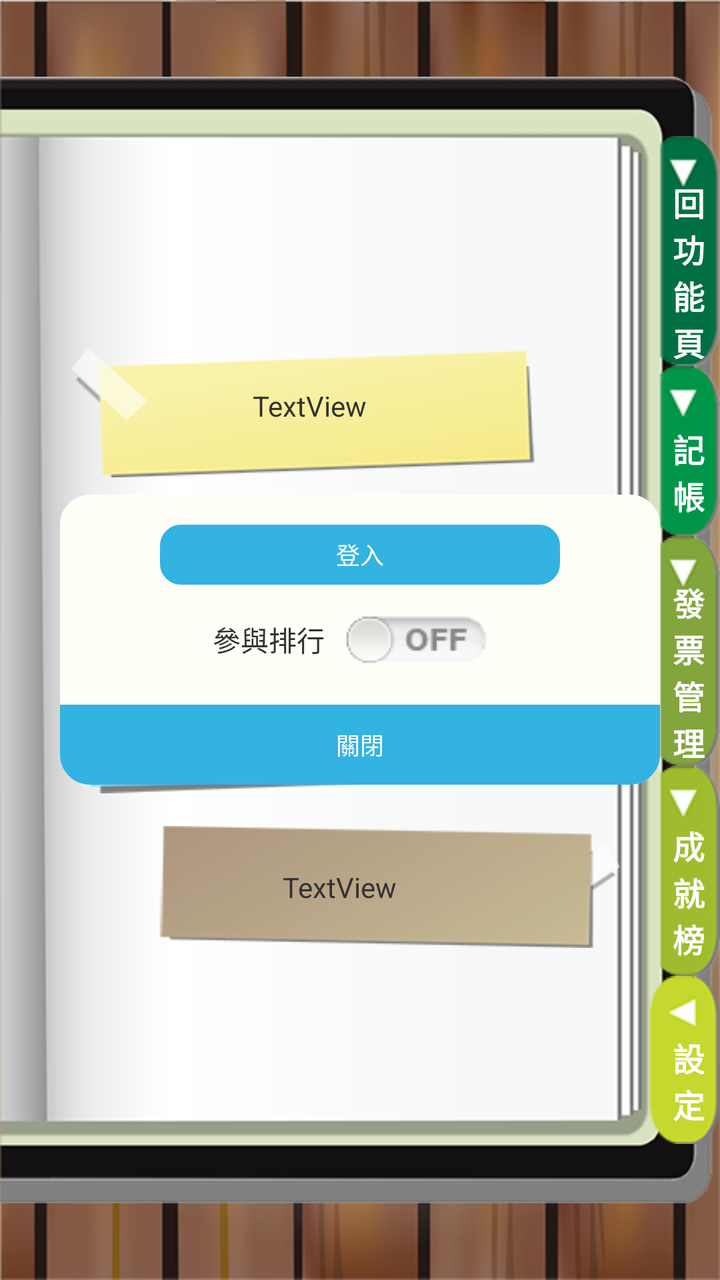
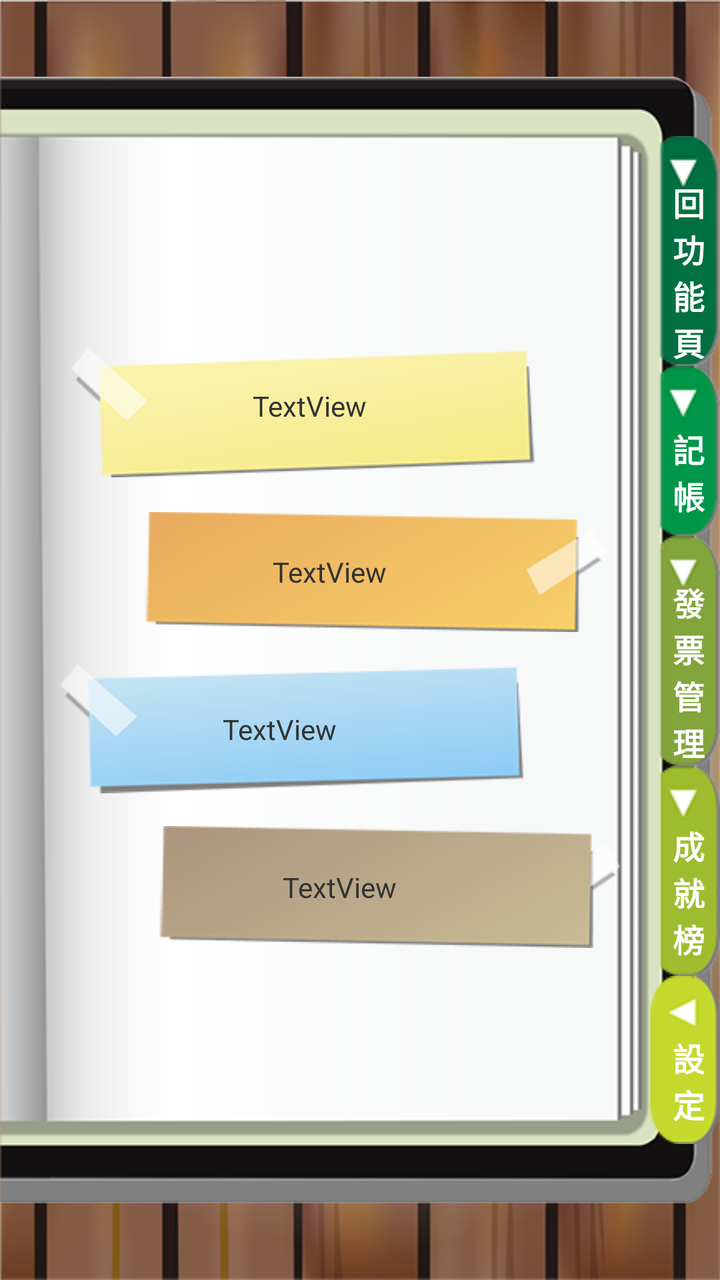

The first picture is an Android layout as it rendered before a commit; the second is the same layout after the commit. The layout source and the unified diff follow.
<!-- AndroidManifest.xml: application theme AppTheme -->
<!-- res/layout/activity_settings.xml -->
<RelativeLayout xmlns:android="http://schemas.android.com/apk/res/android"
    xmlns:tools="http://schemas.android.com/tools"
    android:layout_width="match_parent"
    android:layout_height="match_parent"
    android:background="@drawable/bg_wood"
    tools:context=".MainActivity" >

    <ImageView
        android:id="@+id/imageView1"
        android:layout_width="match_parent"
        android:layout_height="match_parent"
        android:layout_alignParentLeft="true"
        android:src="@drawable/bg_book" />

    <LinearLayout
        android:layout_width="match_parent"
        android:layout_height="wrap_content"
        android:layout_centerInParent="true"
        android:gravity="right"
        android:orientation="vertical" >

        <RelativeLayout
            android:layout_width="wrap_content"
            android:layout_height="wrap_content" >

            <ImageButton
                android:id="@+id/imageButton1"
                android:layout_width="wrap_content"
                android:layout_height="wrap_content"
                android:background="@color/transparent"
                android:src="@drawable/btn_backfunc" />

            <TextView
                android:id="@+id/textView1"
                android:layout_width="wrap_content"
                android:layout_height="wrap_content"
                android:layout_centerInParent="true"
                android:text="\n 回\n 功\n 能\n 頁"
                android:textColor="#ffffff"
                android:textSize="16sp"
                android:textStyle="bold"
                android:visibility="visible" />

        </RelativeLayout>

        <RelativeLayout
            android:layout_width="wrap_content"
            android:layout_height="wrap_content" >

            <ImageButton
                android:id="@+id/imageButton2"
                android:layout_width="wrap_content"
                android:layout_height="wrap_content"
                android:background="@color/transparent"
                android:src="@drawable/btn_account" />

            <TextView
                android:id="@+id/textView2"
                android:layout_width="wrap_content"
                android:layout_height="wrap_content"
                android:layout_centerInParent="true"
                android:text="\n 記\n 帳"
                android:textColor="#ffffff"
                android:textSize="16sp"
                android:textStyle="bold"
                android:visibility="visible" />

        </RelativeLayout>

        <RelativeLayout
            android:layout_width="wrap_content"
            android:layout_height="wrap_content" >

            <ImageButton
                android:id="@+id/imageButton3"
                android:layout_width="wrap_content"
                android:layout_height="wrap_content"
                android:background="@color/transparent"
                android:src="@drawable/btn_manager" />

            <TextView
                android:id="@+id/textView3"
                android:layout_width="wrap_content"
                android:layout_height="wrap_content"
                android:layout_centerInParent="true"
                android:text="\n 發\n 票\n 管\n 理"
                android:textColor="#ffffff"
                android:textSize="16sp"
                android:textStyle="bold"
                android:visibility="visible" />

        </RelativeLayout>

        <RelativeLayout
            android:layout_width="wrap_content"
            android:layout_height="wrap_content" >

            <ImageButton
                android:id="@+id/imageButton4"
                android:layout_width="wrap_content"
                android:layout_height="wrap_content"
                android:background="@color/transparent"
                android:src="@drawable/btn_social" />

            <TextView
                android:id="@+id/textView4"
                android:layout_width="wrap_content"
                android:layout_height="wrap_content"
                android:layout_centerInParent="true"
                android:text="\n 成\n 就\n 榜"
                android:textColor="#ffffff"
                android:textSize="16sp"
                android:textStyle="bold"
                android:visibility="visible" />

        </RelativeLayout>

        <RelativeLayout
            android:layout_width="wrap_content"
            android:layout_height="wrap_content" >

            <ImageButton
                android:id="@+id/imageButton5"
                android:layout_width="wrap_content"
                android:layout_height="wrap_content"
                android:background="@color/transparent"
                android:src="@drawable/main_setting" />

            <TextView
                android:id="@+id/textView5"
                android:layout_width="wrap_content"
                android:layout_height="wrap_content"
                android:layout_centerInParent="true"
                android:text="\n 設\n 定"
                android:textColor="#ffffff"
                android:textSize="16sp"
                android:textStyle="bold"
                android:visibility="visible" />

        </RelativeLayout>

    </LinearLayout>

    <LinearLayout
        android:layout_width="wrap_content"
        android:layout_height="wrap_content"
        android:layout_centerVertical="true"
        android:layout_marginLeft="30dp"
        android:layout_marginRight="50dp"
        android:orientation="vertical" >

        <RelativeLayout
            android:layout_width="match_parent"
            android:layout_height="wrap_content" >

            <ImageButton
                android:id="@+id/imageButton6"
                android:layout_width="match_parent"
                android:layout_height="wrap_content"
                android:background="@color/transparent"
                android:scaleType="fitCenter"
                android:src="@drawable/btn_01" />

            <TextView
                android:id="@+id/textView6"
                android:layout_width="wrap_content"
                android:layout_height="wrap_content"
                android:layout_centerInParent="true"
                android:paddingRight="30dp"
                android:text="TextView" />

        </RelativeLayout>

        <RelativeLayout
            android:layout_width="match_parent"
            android:layout_height="wrap_content" >

            <ImageButton
                android:id="@+id/imageButton7"
                android:layout_width="match_parent"
                android:layout_height="wrap_content"
                android:background="@color/transparent"
                android:scaleType="fitCenter"
                android:src="@drawable/btn_02" />

            <TextView
                android:id="@+id/textView7"
                android:layout_width="wrap_content"
                android:layout_height="wrap_content"
                android:layout_centerInParent="true"
                android:paddingRight="10dp"
                android:text="TextView" />

        </RelativeLayout>

        <RelativeLayout
            android:layout_width="match_parent"
            android:layout_height="wrap_content" >

            <ImageButton
                android:id="@+id/imageButton8"
                android:layout_width="match_parent"
                android:layout_height="wrap_content"
                android:background="@color/transparent"
                android:scaleType="fitCenter"
                android:src="@drawable/btn_03" />

            <TextView
                android:id="@+id/textView8"
                android:layout_width="wrap_content"
                android:layout_height="wrap_content"
                android:layout_centerInParent="true"
                android:paddingRight="60dp"
                android:text="TextView" />

        </RelativeLayout>

        <RelativeLayout
            android:layout_width="match_parent"
            android:layout_height="wrap_content" >

            <ImageButton
                android:id="@+id/imageButton9"
                android:layout_width="match_parent"
                android:layout_height="wrap_content"
                android:background="@color/transparent"
                android:scaleType="fitCenter"
                android:src="@drawable/btn_04" />

            <TextView
                android:id="@+id/textView9"
                android:layout_width="wrap_content"
                android:layout_height="wrap_content"
                android:layout_centerInParent="true"
                android:text="TextView" />

        </RelativeLayout>

    </LinearLayout>

    <Button
        android:id="@+id/button1"
        android:layout_width="match_parent"
        android:layout_height="match_parent"
        android:background="@color/transparent"
        android:visibility="gone" />

    <LinearLayout
        android:id="@+id/setphone"
        android:layout_width="match_parent"
        android:layout_height="wrap_content"
        android:layout_centerInParent="true"
        android:layout_marginLeft="30dp"
        android:layout_marginRight="30dp"
        android:background="@drawable/pop_style"
        android:orientation="vertical"
        android:visibility="gone" >

        <LinearLayout
            android:layout_width="match_parent"
            android:layout_height="wrap_content"
            android:orientation="vertical"
            android:padding="10dp" >

            <LinearLayout
                android:layout_width="match_parent"
                android:layout_height="wrap_content" >

                <TextView
                    android:id="@+id/textView10"
                    android:layout_width="wrap_content"
                    android:layout_height="wrap_content"
                    android:text="手機條碼編號" />

                <EditText
                    android:id="@+id/editText1"
                    android:layout_width="wrap_content"
                    android:layout_height="wrap_content"
                    android:layout_weight="1"
                    android:singleLine="true"
                    android:ems="10" />

            </LinearLayout>

            <LinearLayout
                android:layout_width="match_parent"
                android:layout_height="wrap_content" >

                <TextView
                    android:id="@+id/textView11"
                    android:layout_width="wrap_content"
                    android:layout_height="wrap_content"
                    android:text="驗　  證　  碼" />

                <EditText
                    android:id="@+id/editText2"
                    android:layout_width="wrap_content"
                    android:layout_height="wrap_content"
                    android:layout_weight="1"
                    android:singleLine="true"
                    android:ems="10" />

            </LinearLayout>

        </LinearLayout>

        <LinearLayout
            android:layout_width="match_parent"
            android:layout_height="wrap_content"
            android:background="@drawable/pop_style_blue"
            android:gravity="center_horizontal"
            android:paddingBottom="5dp"
            android:paddingTop="5dp" >

            <Button
                android:id="@+id/button6"
                style="?android:attr/buttonStyleSmall"
                android:layout_width="120dp"
                android:layout_height="30dp"
                android:background="@color/transparent"
                android:text="確定"
                android:textColor="#ffffff"
                android:textSize="12sp" />

            <Button
                android:id="@+id/button7"
                style="?android:attr/buttonStyleSmall"
                android:layout_width="120dp"
                android:layout_height="30dp"
                android:background="@color/transparent"
                android:text="取消"
                android:textColor="#ffffff"
                android:textSize="12sp" />

        </LinearLayout>

    </LinearLayout>

    <LinearLayout
        android:id="@+id/setfb"
        android:layout_width="match_parent"
        android:layout_height="wrap_content"
        android:layout_centerInParent="true"
        android:layout_marginLeft="30dp"
        android:layout_marginRight="30dp"
        android:background="@drawable/pop_style"
        android:orientation="vertical"
        android:visibility="visible" >

        <LinearLayout
            android:layout_width="match_parent"
            android:layout_height="wrap_content"
            android:orientation="vertical"
            android:padding="10dp" >

            <LinearLayout
                android:layout_width="match_parent"
                android:layout_height="wrap_content"
                android:gravity="center"
                android:orientation="vertical" >

                <Button
                    android:id="@+id/button8"
                    style="?android:attr/buttonStyleSmall"
                    android:layout_width="200dp"
                    android:layout_height="30dp"
                    android:layout_margin="5dp"
                    android:background="@drawable/button_style"
                    android:text="登入"
                    android:textColor="#ffffff"
                    android:textSize="12sp" />

            </LinearLayout>

            <LinearLayout
                android:id="@+id/fbselect"
                android:layout_width="match_parent"
                android:layout_height="wrap_content"
                android:gravity="center" >

                <TextView
                    android:id="@+id/textView12"
                    android:layout_width="wrap_content"
                    android:layout_height="wrap_content"
                    android:text="參與排行" />

                <ToggleButton
                    android:id="@+id/togglebutton"
                    android:layout_width="wrap_content"
                    android:layout_height="wrap_content"
                    android:background="@drawable/btn_toggle_bg"
                    android:minHeight="1dp"
                    android:minWidth="1dp"
                    android:layout_margin="10dp"
                    android:textOff=" "
                    android:textOn=" " />

            </LinearLayout>

        </LinearLayout>

        <LinearLayout
            android:layout_width="match_parent"
            android:layout_height="wrap_content"
            android:background="@drawable/pop_style_blue"
            android:gravity="center_horizontal"
            android:paddingBottom="5dp"
            android:paddingTop="5dp" >

            <Button
                android:id="@+id/button9"
                style="?android:attr/buttonStyleSmall"
                android:layout_width="120dp"
                android:layout_height="30dp"
                android:background="@color/transparent"
                android:text="關閉"
                android:textColor="#ffffff"
                android:textSize="12sp" />

        </LinearLayout>

    </LinearLayout>

</RelativeLayout>
<!-- resources referenced by this layout -->
<resources>
  <color name="transparent">#00000000</color>
  <!-- drawable bg_book: png bitmap (drawable-mdpi, 14514 bytes) -->
  <!-- drawable bg_wood: png bitmap (drawable-mdpi, 216225 bytes) -->
  <!-- drawable btn_01: png bitmap (drawable-mdpi, 8864 bytes) -->
  <!-- drawable btn_02: png bitmap (drawable-mdpi, 8736 bytes) -->
  <!-- drawable btn_03: png bitmap (drawable-mdpi, 9684 bytes) -->
  <!-- drawable btn_04: png bitmap (drawable-mdpi, 8318 bytes) -->
  <!-- drawable btn_account: png bitmap (drawable-mdpi, 4502 bytes) -->
  <!-- drawable btn_backfunc: png bitmap (drawable-mdpi, 4541 bytes) -->
  <!-- drawable btn_manager: png bitmap (drawable-mdpi, 4521 bytes) -->
  <!-- drawable btn_social: png bitmap (drawable-mdpi, 4547 bytes) -->
  <!-- drawable btn_toggle_bg (drawable) -->
  <selector xmlns:android="http://schemas.android.com/apk/res/android">
      <item android:state_checked="true"
          android:drawable="@drawable/toggle_me_on" /> 
      <item android:drawable="@drawable/toggle_me_off" /> 
  </selector>
  <!-- drawable button_style (drawable) -->
  <?xml version="1.0" encoding="utf-8"?>
  <selector xmlns:android="http://schemas.android.com/apk/res/android">
      <item android:state_pressed="false">
          <shape>
              <solid 
                  android:color="#32B3E2" />
              <stroke
                  android:width="1dp"
                  android:color="#32B3E2" />
              <corners
                  android:radius="10dp" />
          </shape>
      </item>
  
      <item android:state_pressed="true">
          <shape>
              <solid 
                  android:color="#2E93BA" />
              <stroke
                  android:width="1dp"
                  android:color="#2E93BA" />
              <corners 
                  android:radius="10dp" />
          </shape>
      </item>
  </selector>
  <!-- drawable main_setting: png bitmap (drawable-mdpi, 4263 bytes) -->
  <!-- drawable pop_style (drawable) -->
  <?xml version="1.0" encoding="utf-8"?>
  <selector xmlns:android="http://schemas.android.com/apk/res/android">
      <item>
          <shape>
              <solid 
                  android:color="#FFFEF7" />
              <stroke
                  android:width="10dp"
                  android:color="#FFFEF7" />
              <corners
                  android:radius="10dp" />
          </shape>
      </item>
  </selector>
  <!-- drawable pop_style_blue (drawable) -->
  <?xml version="1.0" encoding="utf-8"?>
  <selector xmlns:android="http://schemas.android.com/apk/res/android">
      <item>
          <shape>
              <solid 
                  android:color="#32B3E2" />
              <stroke
                  android:width="10dp"
                  android:color="#32B3E2" />
              <corners
                  android:bottomLeftRadius="10dp"
                  android:bottomRightRadius="10dp"
                  android:topLeftRadius="0dp"
                  android:topRightRadius="0dp" />
          </shape>
      </item>
  </selector>
  <style name="AppTheme" parent="AppBaseTheme">
          
      </style>
  <!-- drawable toggle_me_on: png bitmap (drawable-mdpi, 4928 bytes) -->
  <!-- drawable toggle_me_off: png bitmap (drawable-mdpi, 4415 bytes) -->
  <style name="AppBaseTheme" parent="android:Theme.Light">
  	    <item name="android:windowNoTitle">true</item>
          
      </style>
</resources>

<!-- the commit's change to res/layout/activity_settings.xml (unified diff, before → after) -->
@@ -345,7 +345,7 @@
         android:layout_marginRight="30dp"
         android:background="@drawable/pop_style"
         android:orientation="vertical"
-        android:visibility="visible" >
+        android:visibility="gone" >
 
         <LinearLayout
             android:layout_width="match_parent"
